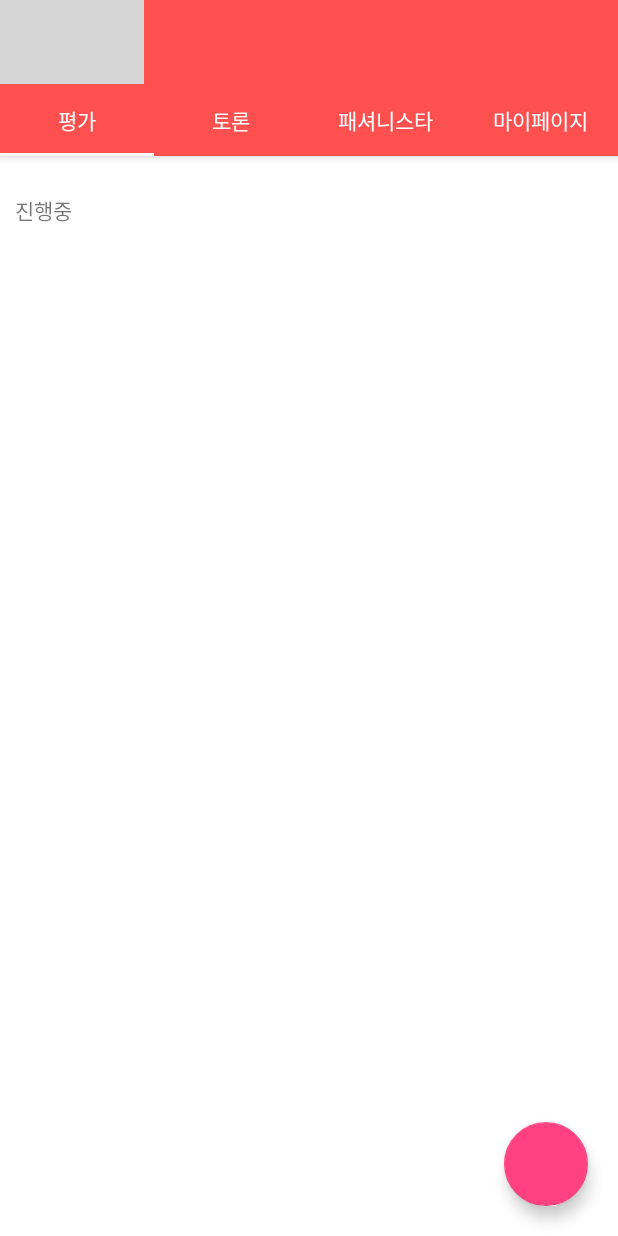
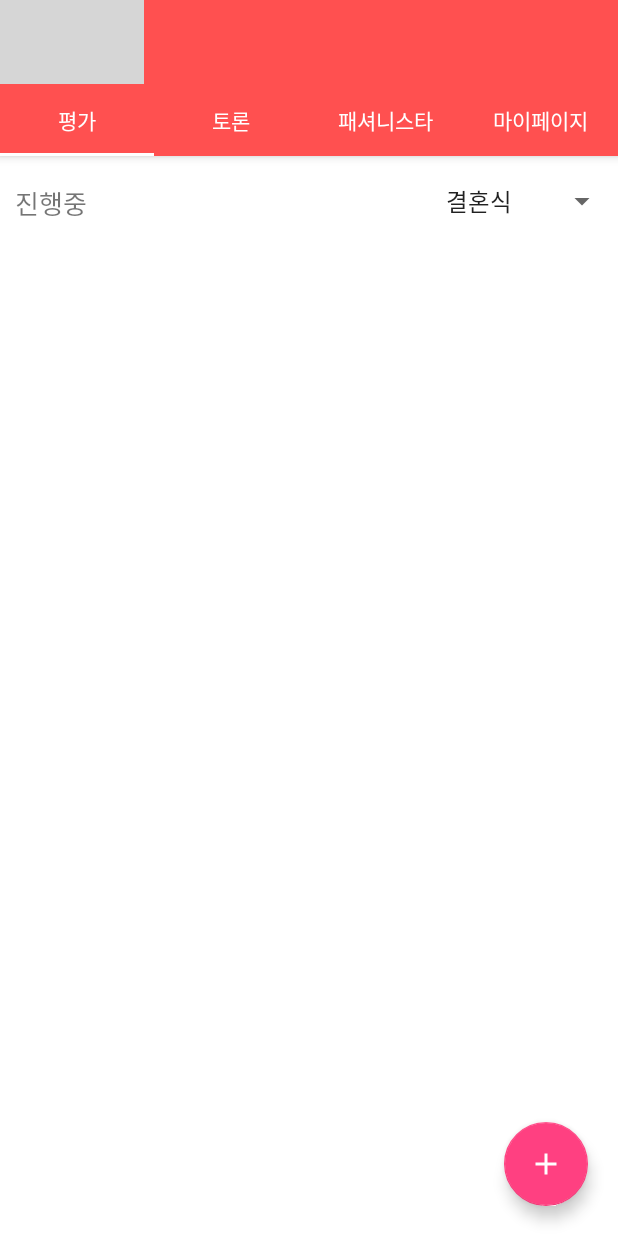
Before and after one commit to FaceFJA/FJA-Andriod, an Android app: the Fragment1 screen opened directly, with no data from a screen before it, on a phone screen of 412 x 824 dp. Run offline under Robolectric (Android 15) with nearby library versions, the phone set to English and light mode, and no system bars; grey boxes are pictures that could not be loaded.

Commit message:
make spinner in fragment_1 평가화면에 스피너 기능 추가

```diff
--- /dev/null
+++ b/app/src/main/java/com/example/ty395/fja/EvalationActivity.java
@@ -0,0 +1,20 @@
+package com.example.ty395.fja;
+
+import android.app.Activity;
+import android.os.Bundle;
+import android.widget.ArrayAdapter;
+import android.widget.Spinner;
+
+public class EvalationActivity extends Activity {
+    @Override
+
+    protected void onCreate(Bundle savedInstanceState) {
+
+
+        super.onCreate(savedInstanceState);
+        setContentView(R.layout.fragment_1);
+        Spinner spinner = (Spinner) findViewById(R.id.spinner);
+        ArrayAdapter adapter = ArrayAdapter.createFromResource(this, R.array.number, android.R.layout.simple_spinner_item);
+        spinner.setAdapter(adapter);
+    }
+}
--- /dev/null
+++ b/app/src/main/res/drawable/ic_add_black_24dp.xml
@@ -0,0 +1,9 @@
+<vector xmlns:android="http://schemas.android.com/apk/res/android"
+        android:width="24dp"
+        android:height="24dp"
+        android:viewportWidth="24.0"
+        android:viewportHeight="24.0">
+    <path
+        android:fillColor="#ffffff"
+        android:pathData="M19,13h-6v6h-2v-6H5v-2h6V5h2v6h6v2z"/>
+</vector>
--- a/app/src/main/res/layout/fragment_1.xml
+++ b/app/src/main/res/layout/fragment_1.xml
@@ -17,7 +17,7 @@
            android:layout_width="match_parent"
            android:layout_height="0dp"
            android:layout_weight="0.05"/>
-       <LinearLayout
+       <RelativeLayout
            android:layout_width="match_parent"
            android:layout_height="0dp"
            android:layout_weight="0.1"
@@ -26,22 +26,25 @@
                android:layout_width="wrap_content"
                android:layout_height="wrap_content"
                android:text="진행중"
-               android:textSize="14sp"
-               android:layout_marginLeft="10dp"
-               android:layout_gravity="center"/>
-       </LinearLayout>
+               android:textSize="17sp"
+               android:layout_marginLeft="10dp"/>
+           <Spinner
+               android:layout_width="wrap_content"
+               android:layout_height="wrap_content"
+               android:layout_alignParentRight="true"
+               android:id="@+id/spinner"
+               android:entries="@array/number"
+               />
+       </RelativeLayout>
        <View
            android:layout_width="match_parent"
            android:layout_height="0dp"
            android:layout_weight="0.05"/>
-       <FrameLayout
-           android:layout_width="match_parent"
-           android:layout_height="0dp"
-           android:layout_weight="0.8">
-           <android.support.v7.widget.RecyclerView
-               android:layout_width="match_parent"
-               android:layout_height="match_parent"></android.support.v7.widget.RecyclerView>
-       </FrameLayout>
+      <LinearLayout
+          android:layout_width="match_parent"
+          android:layout_height="0dp"
+          android:layout_weight="0.8">
+      </LinearLayout>
    </LinearLayout>
 </FrameLayout>
     <RelativeLayout
@@ -52,10 +55,12 @@
             android:layout_width="match_parent"
             android:layout_height="match_parent"/>
         <android.support.design.widget.FloatingActionButton
+            android:background="@color/colorPrimary"
             android:layout_width="wrap_content"
             android:layout_height="wrap_content"
             android:layout_alignParentBottom="true"
             android:layout_alignParentRight="true"
+            android:src="@drawable/ic_add_black_24dp"
             android:layout_margin="20dp"/>
     </RelativeLayout>
 </LinearLayout>
--- /dev/null
+++ b/app/src/main/res/values/arrays.xml
@@ -0,0 +1,11 @@
+<?xml version="1.0" encoding="utf-8"?>
+<resources>
+    <string-array name="number">
+        <item >결혼식</item>
+        <item>졸업식</item>
+        <item >데일리</item>
+        <item >면접</item>
+        <item >스트릿룩</item>
+        <item >상견례</item>
+    </string-array>
+</resources>
```
